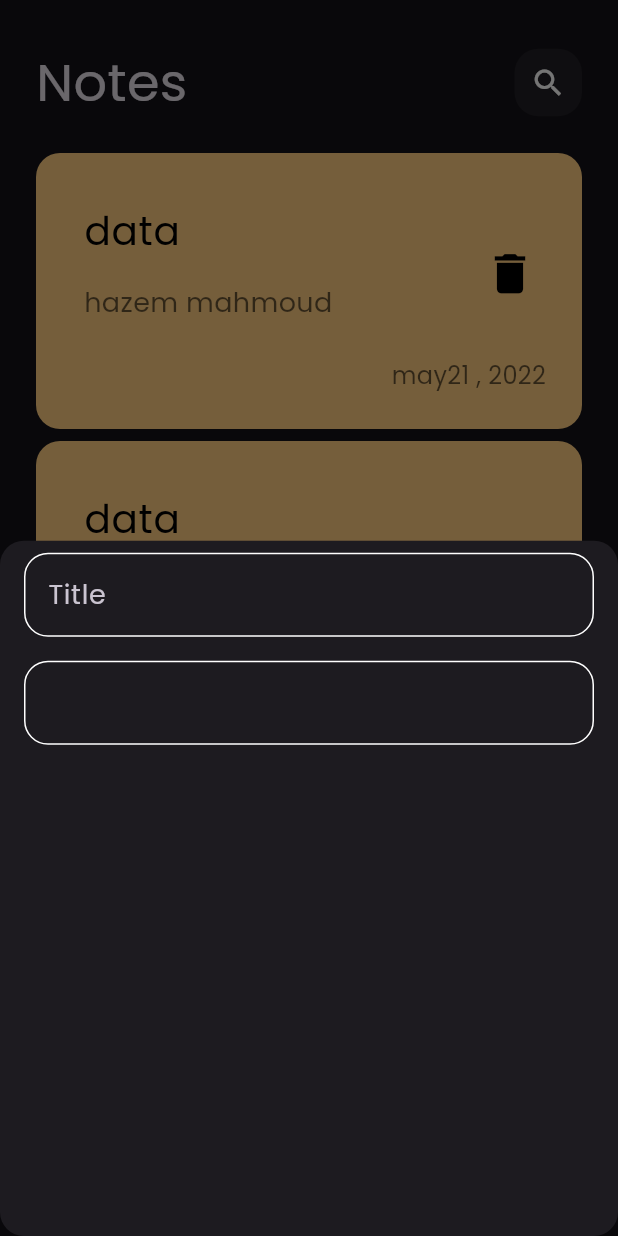
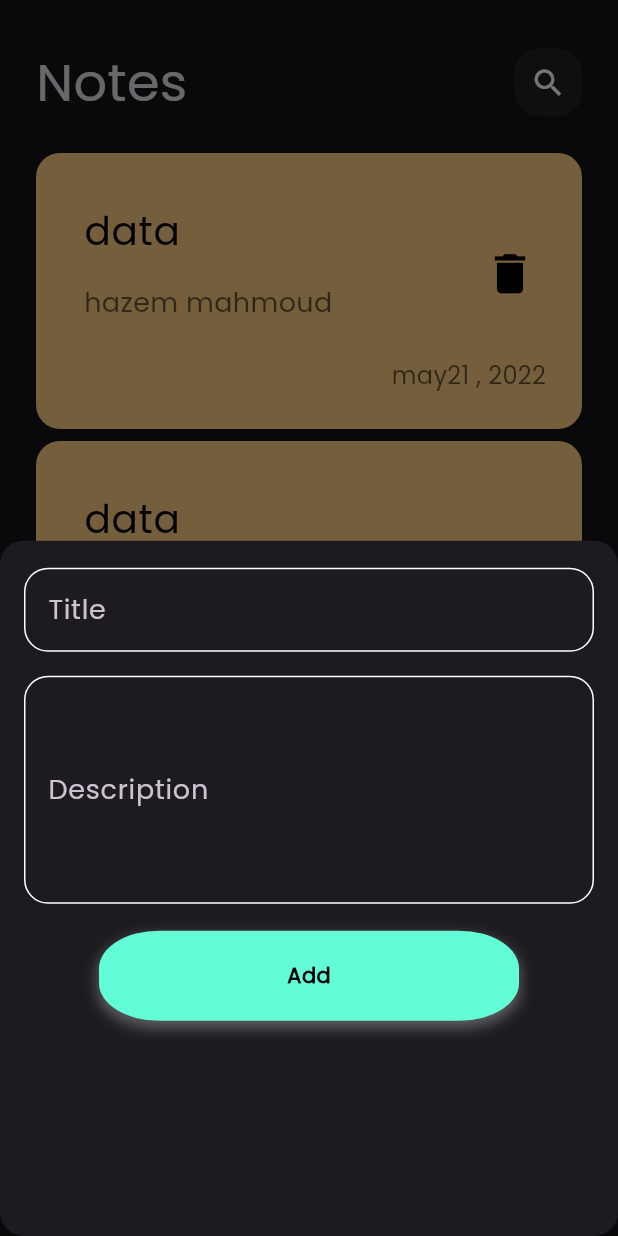
Before and after one commit to cshazem1/notes_app, a Flutter app: the screen it shows after launch, after a tap on the "add" icon, on a phone screen of 412 x 824 dp. Run offline on Flutter 3.47's test engine with Material 3 defaults, Android fonts, the phone set to English and light mode, and no system bars.

Commit message:
add fields to bottom sheet and create custom button

```diff
--- a/lib/widgets/add_note_bottom_sheet.dart
+++ b/lib/widgets/add_note_bottom_sheet.dart
@@ -1,4 +1,6 @@
 import 'package:flutter/material.dart';
+import 'package:notes_app/constants.dart';
+import 'package:notes_app/widgets/custom_button.dart';
 import 'package:notes_app/widgets/custom_text_field.dart';
 
 class AddNoteBottomSheet extends StatelessWidget{
@@ -8,7 +10,7 @@ class AddNoteBottomSheet extends StatelessWidget{
   Widget build(BuildContext context) {
     return
       Padding(
-        padding: const EdgeInsets.symmetric(horizontal: 16.0,),
+        padding: const EdgeInsets.symmetric(horizontal: 16.0,vertical: 10),
         child: Column(
           children: [
             CustomTextField(
@@ -20,12 +22,15 @@ class AddNoteBottomSheet extends StatelessWidget{
 
             },),
             CustomTextField(
-              height: 100,
+              hintText: "Enter Your Description",
+              labelText: "Description",
+              maxLine: 5,
               onSubmitted: (p0) {
 
             }, onChange: (p0) {
 
-            },)
+            },),
+            CustomButton(text: "Add", onClick: (){},color: kPrimaryColor,)
           ],
 
 
--- /dev/null
+++ b/lib/widgets/custom_button.dart
@@ -0,0 +1,39 @@
+import 'package:flutter/material.dart';
+
+// ignore: must_be_immutable
+class CustomButton extends StatelessWidget {
+  VoidCallback onClick;
+ final Color? color;
+  CustomButton({super.key, required this.text, required this.onClick,this.color});
+  String text;
+  @override
+  Widget build(BuildContext context) {
+    return GestureDetector(
+      onTap: onClick,
+      child: Container(
+        margin: const EdgeInsets.only(left: 50, right: 50, top: 10),
+        width: double.infinity,
+        height: 60,
+        decoration:  BoxDecoration(
+          boxShadow: [
+            BoxShadow(
+              color: Colors.grey.withOpacity(0.5), // Shadow color with opacity
+              spreadRadius: 1, // Spread radius
+              blurRadius:7, // Blur radius
+              offset: const Offset(0, 4), // Offset
+            ),
+          ],
+                  color:color??Colors.blue ,
+          borderRadius: const BorderRadius.all(
+            Radius.elliptical(40, 25),
+          ),
+        ),
+        child: Center(
+            child: Text(
+          text,
+          style: const TextStyle(fontWeight: FontWeight.bold,color: Colors.black),
+        )),
+      ),
+    );
+  }
+}
--- a/lib/widgets/custom_text_field.dart
+++ b/lib/widgets/custom_text_field.dart
@@ -13,12 +13,12 @@ class CustomTextField extends StatelessWidget {
   bool? onClick;
   Icon? icon;
   bool? enable;
-  double? height;
+  int? maxLine;
   CustomTextField(
       {super.key,
       required this.onSubmitted,
       this.initialText,
-      this.height,
+      this.maxLine,
       this.enable,
       this.icon,
       this.hintText,
@@ -31,6 +31,7 @@ class CustomTextField extends StatelessWidget {
     return Padding(
       padding: const EdgeInsets.symmetric(vertical: 8.0),
       child: TextField(
+        maxLines:maxLine ,
         enabled: enable,
         onSubmitted: onSubmitted,
         onChanged: onChange,
```
